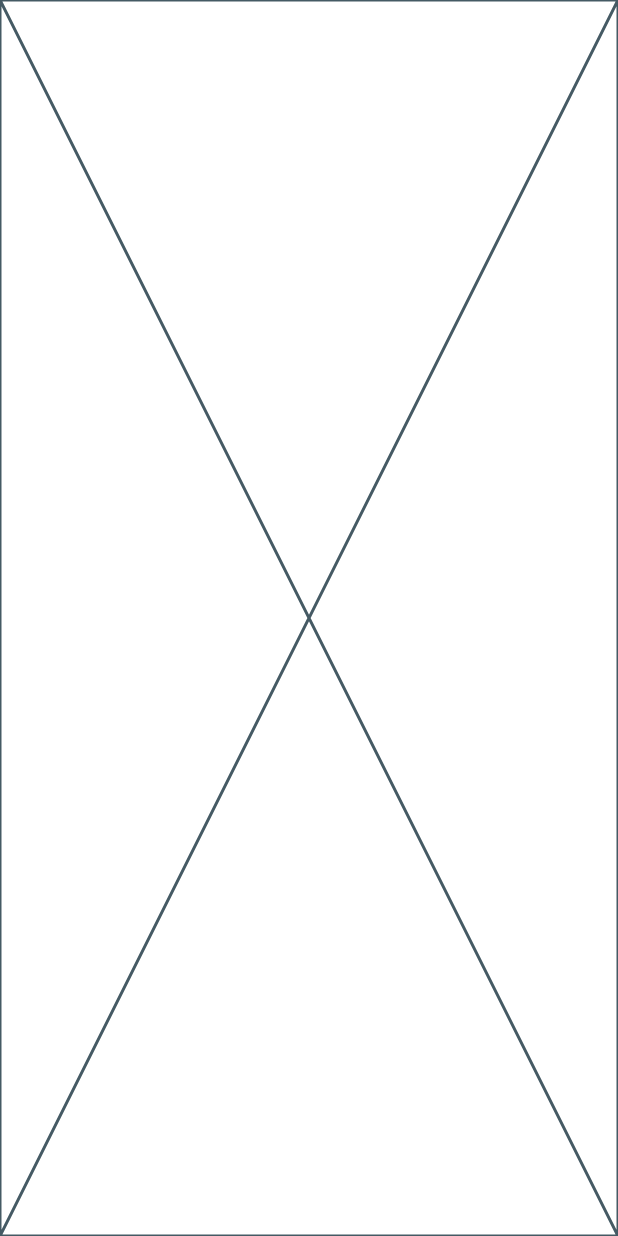
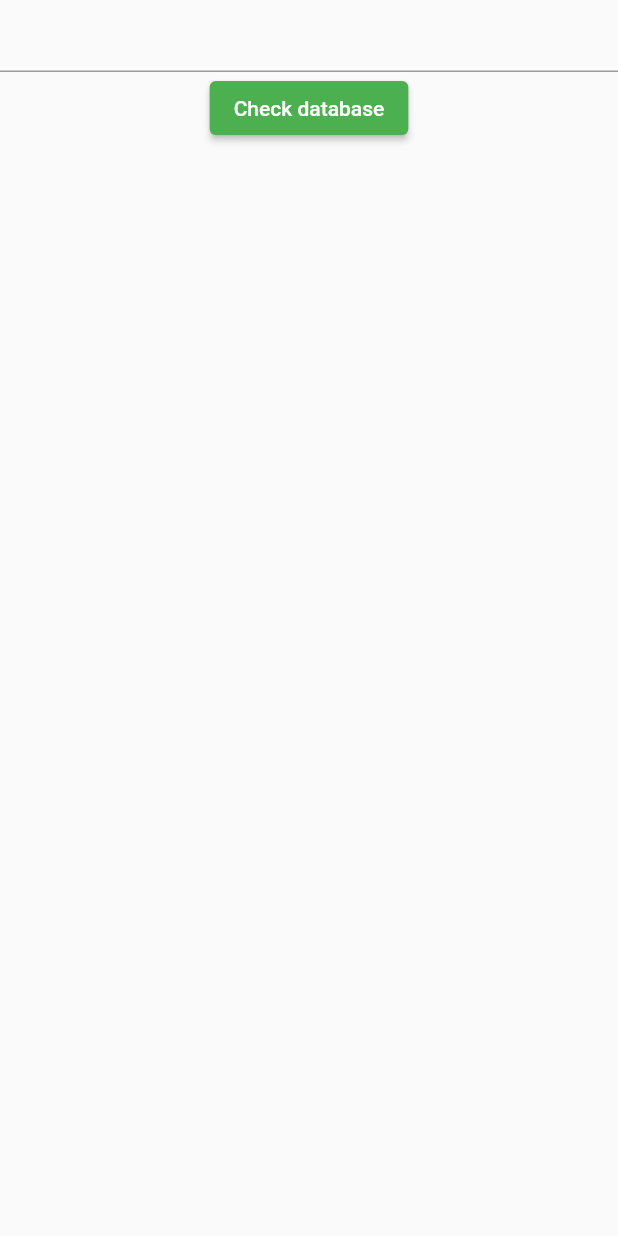
Before and after one commit to valerianaGit/FlutterDriftLocalDataStorageDemo, a Flutter app: the screen it shows after launch, on a phone screen of 412 x 824 dp. Run offline on Flutter 3.47's test engine with Material 2 defaults, Android fonts, the phone set to English and light mode, and no system bars.

Commit message:
create home page scaffold

```diff
--- a/lib/screens/home_page.dart
+++ b/lib/screens/home_page.dart
@@ -10,15 +10,45 @@ class HomePage extends StatefulWidget {
 class _HomePageState extends State<HomePage> {
   @override
   Widget build(BuildContext context) {
-    return const Placeholder();
-    // TODO: SCAFFOLD
+    return Scaffold(
+body:
+Column(
+ children: [
+  // TEXTFIELD to enter todo item
+TextField(
+  textCapitalization: TextCapitalization.words,
+  onTap:() {
+    //
+  },
+),
+    // CHECK DATABASE BUTTON
+    // DELETE this button for deployment
+                ElevatedButton(
+                  child: const Text('Check database'),
+                  onPressed: () {
+                    Navigator.of(context).push(MaterialPageRoute(
+                        builder: (context) => DriftDbViewer(database)
+                        )
+                        );
 
-    //TODO: BODY
-    //TODO: TEXTFIELD
+                  },
+                ),
 
-    //TODO: CHECK DATABASE BUTTON
+    // LISTVIEW -
+    Expanded(
+  child:   ListView(
+    scrollDirection: Axis.vertical,
+  //TODO: Add dummy pictures for this basic suite
+  ),
+),
+    //TODO: FLOATING ACTION BUTTON IN SCAFFOLD
 
-    //TODO: LISTVIEW
-    //TODO: FLOATING ACTION BUTTON IN SCAFFOLD
+ ],
+
+
+),
+
+    );
+
   }
 }
```
